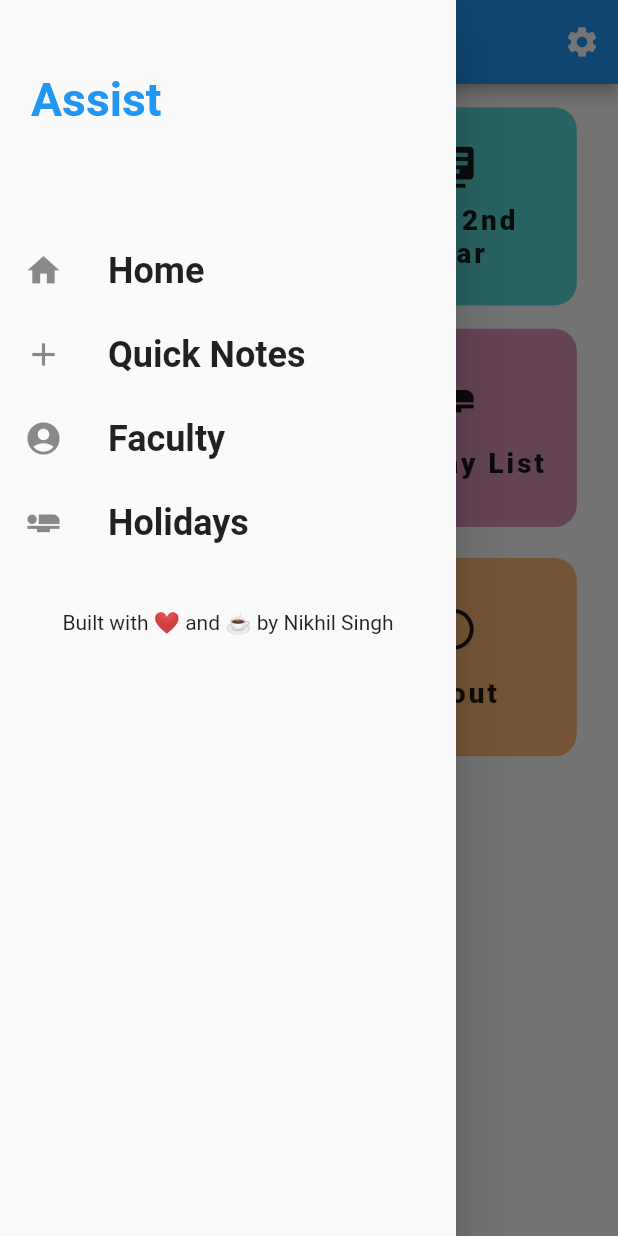
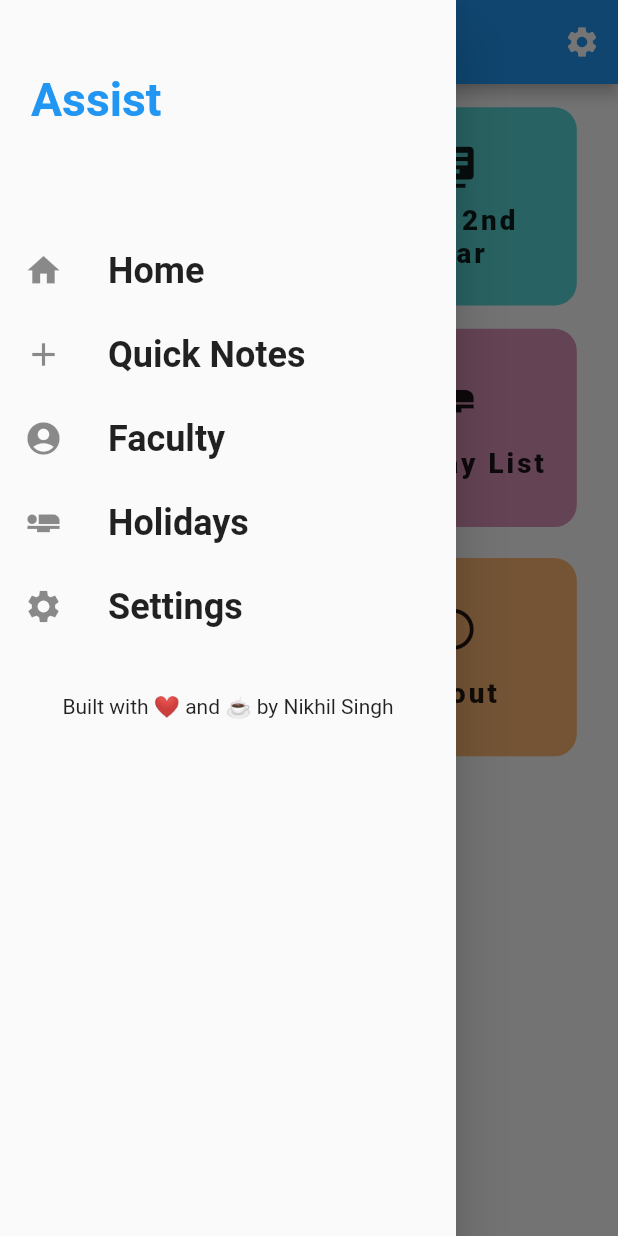
Before and after one commit to nikhilmufc7/Uni-Assist_Flutter, a Flutter app: the screen it shows after launch, with the side drawer open, on a phone screen of 412 x 824 dp. Run offline on Flutter 3.47's test engine with Material 2 defaults, Android fonts, the phone set to English and light mode, and no system bars; our stand-ins replace firebase_database, flutter_screenutil, shared_preferences, sqflite; missing offline and left inert: day_night_switch; accounts and stored records are empty; Roboto replaces fonts that are missing (RobotoCondensed).

Commit message:
added settings option to drawer

```diff
--- a/lib/util/drawer.dart
+++ b/lib/util/drawer.dart
@@ -3,6 +3,7 @@ import 'package:flutter/material.dart';
 import '../screens/todoscreen.dart';
 import '../screens/faculty.dart';
 import 'package:flutter_screenutil/flutter_screenutil.dart';
+import '../screens/settings_screen.dart';
 
 class MainDrawer extends StatelessWidget {
   Widget buildListTile(String title, IconData icon, Function handlingTap) {
@@ -47,7 +48,7 @@ class MainDrawer extends StatelessWidget {
               style: TextStyle(
                 fontWeight: FontWeight.w700,
                 fontSize: ScreenUtil.instance.setSp(30.0),
-                color: Theme.of(context).primaryColor,
+                color: Theme.of(context).accentColor,
               ),
             ),
           ),
@@ -66,6 +67,9 @@ class MainDrawer extends StatelessWidget {
           buildListTile("Holidays", Icons.airline_seat_flat,(){
             Navigator.of(context).pushNamed(HolidayList.routeName);
           }),
+          buildListTile("Settings", Icons.settings,(){
+            Navigator.of(context).pushNamed(SettingsPage.routeName);
+          }),
           SizedBox(
             height: ScreenUtil.instance.setHeight(30),
           ),
```
